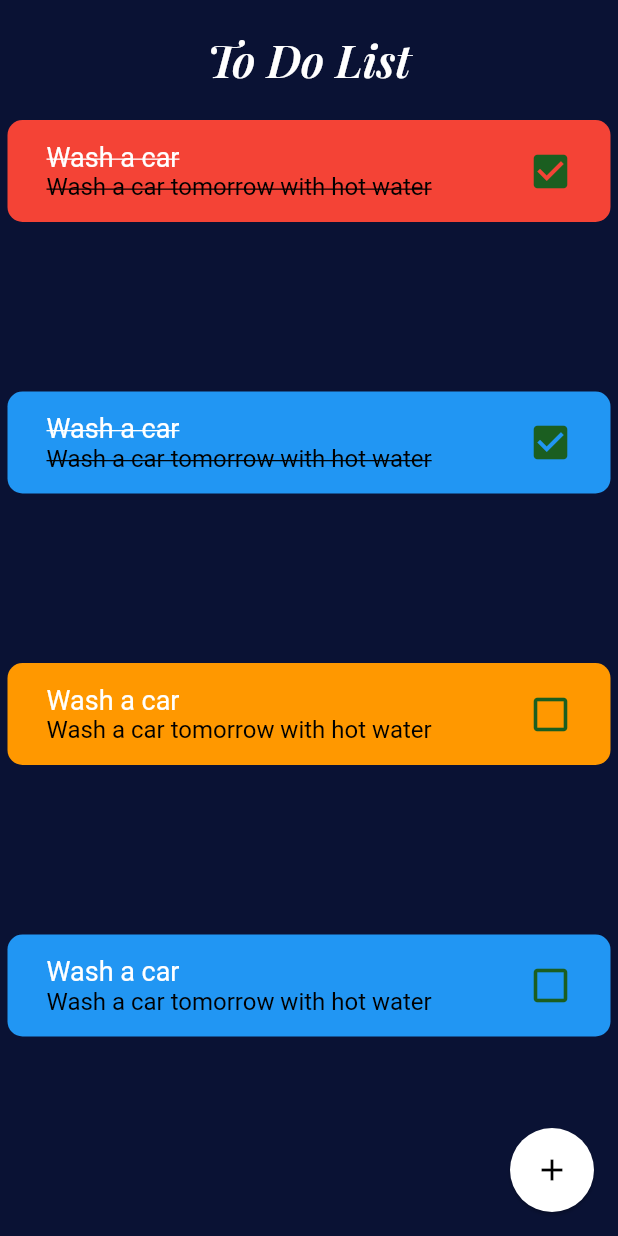
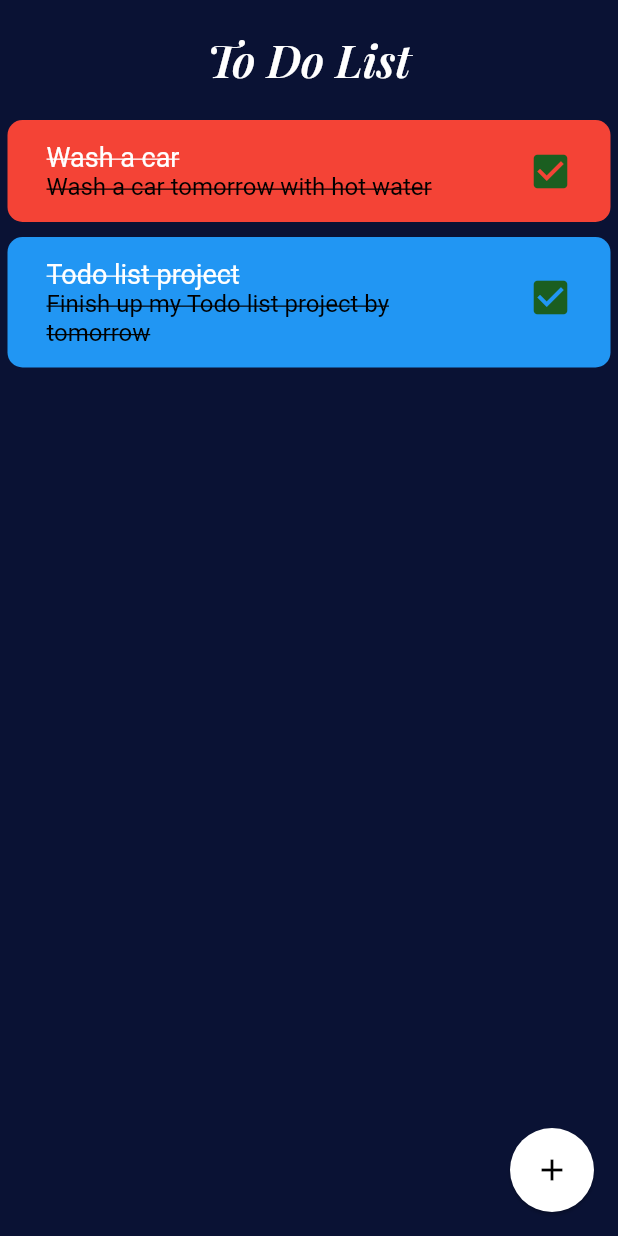
Before and after one commit to Likhaya-coder/todos, a Flutter app: the screen it shows after launch, on a phone screen of 412 x 824 dp. Run offline on Flutter 3.47's test engine with Material 2 defaults, Android fonts, the phone set to English and light mode, and no system bars.

Commit message:
fixed the app layout

```diff
--- a/lib/Widgets/todo_items.dart
+++ b/lib/Widgets/todo_items.dart
@@ -9,16 +9,27 @@ class TodoItem extends StatelessWidget {
   TodoItem({Key? key, required this.todo, required this.checkIsItDone, required this.tileColor})
       : super(key: key);
 
+  //Getting all the list item
   final dismissibleKey = Todos.todoList();
 
   @override
   Widget build(BuildContext context) {
+    //Taking the list items and assign them on item variable as a string
     String item = dismissibleKey.toString();
+
+    //Getting the length of the item list
+    int index = dismissibleKey.length;
     return ListView(
+      shrinkWrap: true,
       children: [
         Dismissible(
           background: Container(color: Colors.indigo),
           key: Key(item),
+          // Provide a function that tells the app
+          // what to do after an item has been swiped away.
+          onDismissed: (direction) {
+            dismissibleKey.removeAt(index);
+          },
           child: ListTile(
             onTap: () {},
             shape: RoundedRectangleBorder(
--- a/lib/classes/todos_data.dart
+++ b/lib/classes/todos_data.dart
@@ -10,14 +10,7 @@ class Todos{
   static List<Todos> todoList() {
     return [
       Todos(title: 'Wash a car', desc: 'Wash a car tomorrow with hot water', isDone: true, color: 'red', id: '1'),
-      Todos(title: 'Wash a car', desc: 'Wash a car tomorrow with hot water', isDone: true, color: 'blue', id: '2'),
-      Todos(title: 'Wash a car', desc: 'Wash a car tomorrow with hot water', id: '3', color: 'orange'),
-      Todos(title: 'Wash a car', desc: 'Wash a car tomorrow with hot water', id: '4'),
-      // Todos(title: 'Wash a car', desc: 'Wash a car tomorrow with hot water', id: '5', color: 'orange'),
-      // Todos(title: 'Wash a car', desc: 'Wash a car tomorrow with hot water', id: '6', color: 'red'),
-      // Todos(title: 'Wash a car', desc: 'Wash a car tomorrow with hot water', id: '7', color: 'orange'),
-      // Todos(title: 'Wash a car', desc: 'Wash a car tomorrow with hot water', id: '8'),
-      // Todos(title: 'Solivan car wash', desc: 'Wash a car tomorrow with hot water', id: '9', color: 'red'),
+      Todos(title: 'Todo list project', desc: 'Finish up my Todo list project by tomorrow', isDone: true, color: 'blue', id: '2'),
     ];
   }
 }
--- a/lib/screens/display_item.dart
+++ b/lib/screens/display_item.dart
@@ -65,7 +65,6 @@ class _DisplayItemState extends State<DisplayItem> {
               builder: (context) => const AddItem(),
             ),
           );
-          //print(results);
           setState(() {
             data = {
               'title': results['title'],
@@ -79,6 +78,7 @@ class _DisplayItemState extends State<DisplayItem> {
         child: const Icon(Icons.add),
       ),
       body: SafeArea(
+        child: SingleChildScrollView(
           child: Container(
             margin: const EdgeInsets.symmetric(vertical: 20.0, horizontal: 5.0),
             child: Column(
@@ -93,7 +93,8 @@ class _DisplayItemState extends State<DisplayItem> {
                 ),
                 const SizedBox(height: 20.0),
                 for (Todos todos in todoList)
-                Expanded(
+                    Padding(
+                      padding: const EdgeInsets.only(bottom: 10.0),
                       child: TodoItem(
                         todo: todos,
                         checkIsItDone: _checkIfDone,
@@ -104,6 +105,7 @@ class _DisplayItemState extends State<DisplayItem> {
             ),
           ),
         ),
+      ),
     );
   }
 }
```
Also changed, not shown: lib/constants.dart (+26 -0 lines), lib/screens/add_item.dart (+7 -28 lines). Lines whose indentation alone changed are shown as unchanged.
